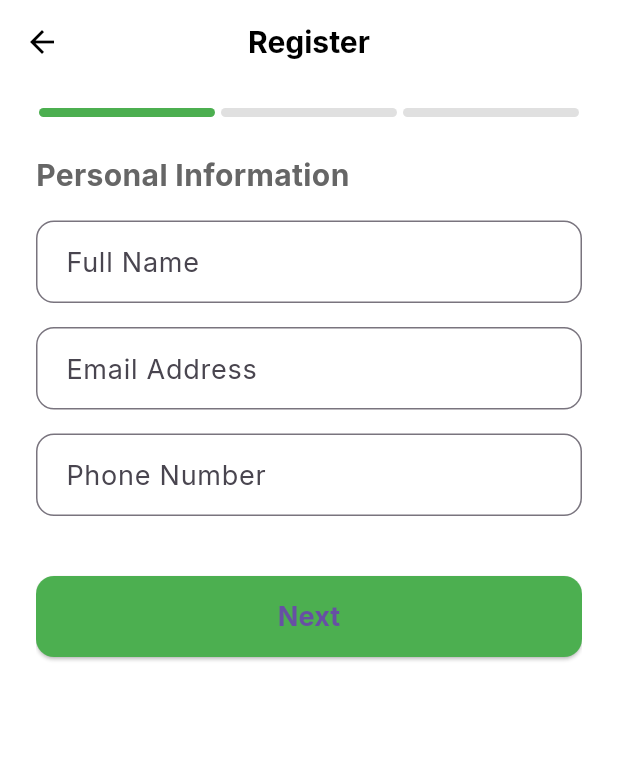
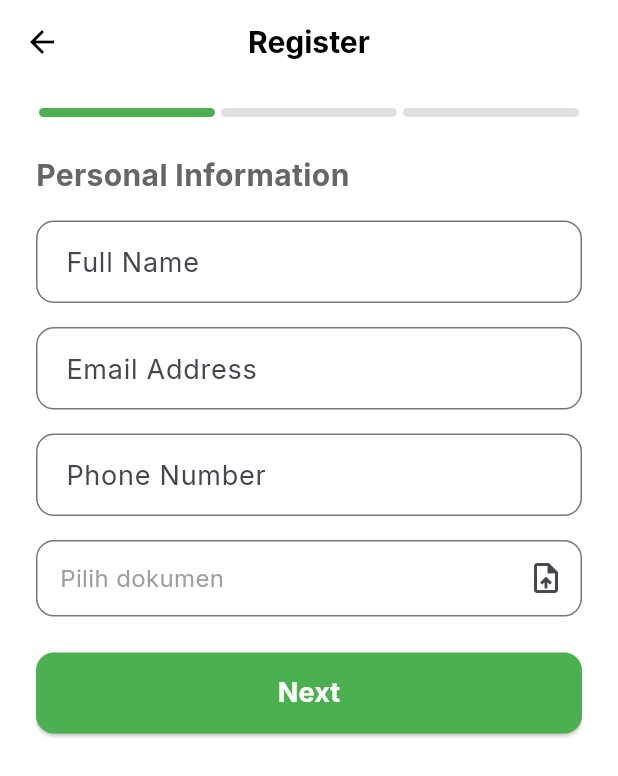
Before and after one commit to ringkesin/simpin-mobile, a Flutter app: the RegisterScreen screen opened directly, on a phone screen of 412 x 824 dp. Shown: the top 776 px of the screen. Run offline on Flutter 3.47's test engine with Material 3 defaults, Android fonts, the phone set to English and light mode, and no system bars; drawn by our look-alikes of step_progress_indicator; our stand-ins replace dio, file_picker, flutter_dotenv, flutter_typeahead, google_fonts, shared_preferences; accounts and stored records are empty; network calls fail.

Commit message:
09/04/25 - input file reg prep

```diff
--- a/lib/feature/auth/screens/registrasi.dart
+++ b/lib/feature/auth/screens/registrasi.dart
@@ -1,6 +1,8 @@
 import 'package:flutter/material.dart';
 import 'package:step_progress_indicator/step_progress_indicator.dart';
 import '../../../service/api_service.dart';
+import 'package:flutter_typeahead/flutter_typeahead.dart';
+import 'package:file_picker/file_picker.dart';
 
 void main() {
   runApp(
@@ -24,11 +26,33 @@ class _RegisterScreenState extends State<RegisterScreen> {
   int _currentStep = 1;
   List<Map<String, dynamic>> _units = [];
   String? _selectedUnit;
+  PlatformFile? _documentStepOne;
+  PlatformFile? _documentStepTwo;
 
   @override
   void initState() {
     super.initState();
     _fetchUnits();
+  }
+
+  Future<void> _pickDocument(Function(PlatformFile) onPicked) async {
+    final result = await FilePicker.platform.pickFiles(type: FileType.any);
+
+    if (result != null && result.files.isNotEmpty) {
+      onPicked(result.files.first);
+    }
+    return null;
+  }
+
+  String _getUnitNameById(String? id) {
+    if (id == null || id.isEmpty) return "";
+
+    final unit = _units.firstWhere(
+      (unit) => unit['id'].toString() == id,
+      orElse: () => {'unit_name': ''},
+    );
+
+    return unit['unit_name'].toString();
   }
 
   void _nextStep() {
@@ -103,6 +127,41 @@ class _RegisterScreenState extends State<RegisterScreen> {
     );
   }
 
+  Widget _buildFilePicker({
+    // required String label,
+    required PlatformFile? file,
+    required VoidCallback onPick,
+  }) {
+    return Column(
+      crossAxisAlignment: CrossAxisAlignment.start,
+      children: [
+        // Text(label, style: TextStyle(fontWeight: FontWeight.w600)),
+        // SizedBox(height: 8),
+        InkWell(
+          onTap: onPick,
+          child: InputDecorator(
+            decoration: InputDecoration(
+              border: OutlineInputBorder(
+                borderRadius: BorderRadius.circular(12),
+              ),
+              contentPadding: EdgeInsets.symmetric(
+                horizontal: 12,
+                vertical: 14,
+              ),
+              suffixIcon: Icon(Icons.upload_file),
+            ),
+            child: Text(
+              file?.name ?? 'Pilih dokumen',
+              style: TextStyle(
+                color: file == null ? Colors.grey : Colors.black87,
+              ),
+            ),
+          ),
+        ),
+      ],
+    );
+  }
+
   Widget _stepOne() {
     return Column(
       crossAxisAlignment: CrossAxisAlignment.start,
@@ -118,7 +177,20 @@ class _RegisterScreenState extends State<RegisterScreen> {
           keyboardType: TextInputType.emailAddress,
         ),
         _buildTextField("Phone Number", keyboardType: TextInputType.phone),
+
+        _buildFilePicker(
+          // label: "Upload Dokumen Step One",
+          file: _documentStepOne,
+          onPick: () {
+            _pickDocument((file) {
+              setState(() {
+                _documentStepOne = file;
+              });
+            });
+          },
+        ),
         SizedBox(height: 24),
+
         _buildNextButton(),
       ],
     );
@@ -134,22 +206,101 @@ class _RegisterScreenState extends State<RegisterScreen> {
         ),
         SizedBox(height: 16),
         _buildTextField("Employee ID"),
-        DropdownButtonFormField(
-          decoration: _inputDecoration("Select Department"),
-          items:
-              _units.map((unit) {
-                return DropdownMenuItem(
-                  child: Text(unit['name']),
-                  value: unit['id'].toString(),
-                );
-              }).toList(),
-          onChanged: (value) {
+
+        SizedBox(height: 8),
+        // Enhanced TypeAhead dropdown
+        TypeAheadFormField<Map<String, dynamic>>(
+          textFieldConfiguration: TextFieldConfiguration(
+            decoration: InputDecoration(
+              labelText: 'Select Department',
+              hintText: 'Search or select department',
+              prefixIcon: Icon(Icons.business),
+              suffixIcon: Icon(Icons.arrow_drop_down),
+              border: OutlineInputBorder(
+                borderRadius: BorderRadius.circular(
+                  12,
+                ), // Match your other fields
+              ),
+              contentPadding: EdgeInsets.symmetric(
+                horizontal: 16,
+                vertical: 14, // Match your other fields
+              ),
+            ),
+            controller: TextEditingController(
+              text: _getUnitNameById(_selectedUnit),
+            ),
+          ),
+          suggestionsCallback: (pattern) {
+            return _units
+                .where(
+                  (unit) => unit['unit_name'].toString().toLowerCase().contains(
+                    pattern.toLowerCase(),
+                  ),
+                )
+                .toList();
+          },
+          itemBuilder: (context, suggestion) {
+            return ListTile(
+              contentPadding: EdgeInsets.symmetric(horizontal: 16, vertical: 8),
+              title: Text(
+                suggestion['unit_name'].toString(),
+                style: TextStyle(fontWeight: FontWeight.w500),
+              ),
+              leading: CircleAvatar(
+                backgroundColor: Colors.green.withOpacity(0.1),
+                child: Icon(Icons.domain, color: Colors.green),
+              ),
+            );
+          },
+          onSuggestionSelected: (suggestion) {
             setState(() {
-              _selectedUnit = value.toString();
+              _selectedUnit = suggestion['id'].toString();
             });
           },
-          value: _selectedUnit,
+          suggestionsBoxDecoration: SuggestionsBoxDecoration(
+            borderRadius: BorderRadius.circular(12),
+            elevation: 8.0,
+            shadowColor: Colors.black26,
+            constraints: BoxConstraints(maxHeight: 300),
+          ),
+          hideSuggestionsOnKeyboardHide: false,
+          noItemsFoundBuilder:
+              (context) => Padding(
+                padding: const EdgeInsets.symmetric(
+                  vertical: 16.0,
+                  horizontal: 16.0,
+                ),
+                child: Row(
+                  children: [
+                    Icon(Icons.info_outline, color: Colors.grey),
+                    SizedBox(width: 12),
+                    Text(
+                      'No departments found',
+                      style: TextStyle(color: Colors.grey[600]),
+                    ),
+                  ],
+                ),
+              ),
+          loadingBuilder:
+              (context) => Padding(
+                padding: const EdgeInsets.symmetric(
+                  vertical: 16.0,
+                  horizontal: 16.0,
+                ),
+                child: Row(
+                  children: [
+                    SizedBox(
+                      height: 20,
+                      width: 20,
+                      child: CircularProgressIndicator(strokeWidth: 2),
+                    ),
+                    SizedBox(width: 12),
+                    Text('Loading departments...'),
+                  ],
+                ),
+              ),
         ),
+
         SizedBox(height: 24),
         _buildNavigationButtons(),
       ],
@@ -178,7 +329,10 @@ class _RegisterScreenState extends State<RegisterScreen> {
               borderRadius: BorderRadius.circular(12),
             ),
           ),
-          child: Text("Finish", style: TextStyle(fontSize: 18)),
+          child: Text(
+            "Finish",
+            style: TextStyle(fontSize: 18, color: Colors.white),
+          ),
         ),
       ],
     );
@@ -217,7 +371,10 @@ class _RegisterScreenState extends State<RegisterScreen> {
             borderRadius: BorderRadius.circular(12),
           ),
         ),
-        child: Text("Next", style: TextStyle(fontSize: 18)),
+        child: Text(
+          "Next",
+          style: TextStyle(fontSize: 18, color: Colors.white),
+        ),
       ),
     );
   }
@@ -242,7 +399,10 @@ class _RegisterScreenState extends State<RegisterScreen> {
               borderRadius: BorderRadius.circular(12),
             ),
           ),
-          child: Text("Next", style: TextStyle(fontSize: 18)),
+          child: Text(
+            "Next",
+            style: TextStyle(fontSize: 18, color: Colors.white),
+          ),
         ),
       ],
     );
--- a/lib/service/api_service.dart
+++ b/lib/service/api_service.dart
@@ -31,17 +31,19 @@ class ApiService {
 
   static Future<List<Map<String, dynamic>>> getUnit() async {
     try {
-      String url = '/api/unit'; // Pastikan endpoint ini benar
+      String url = '/api/master/unit';
       Response response = await _dio.get(url);
 
-      // print("Requesting URL: ${_dio.options.baseUrl}$url");
-      // print("Response Status Code: ${response.statusCode}");
-      print("Response Data: ${response.data}");
+      print("Full API Response: ${response.data}"); // Debugging
 
-      if (response.statusCode == 200 && response.data is List) {
-        return (response.data as List)
-            .map((e) => e as Map<String, dynamic>)
-            .toList();
+      if (response.statusCode == 200 &&
+          response.data is Map &&
+          response.data['data'] != null &&
+          response.data['data']['unit'] is List) {
+        List<dynamic> rawUnits = response.data['data']['unit'];
+        return rawUnits.map((e) => e as Map<String, dynamic>).toList();
+      } else {
+        print("Unexpected response structure: ${response.data}");
       }
     } catch (e) {
       print("Error fetching units: $e");
```
Also changed, not shown: pubspec.yaml (+6 -1 lines), pubspec.lock, 4 other files.
